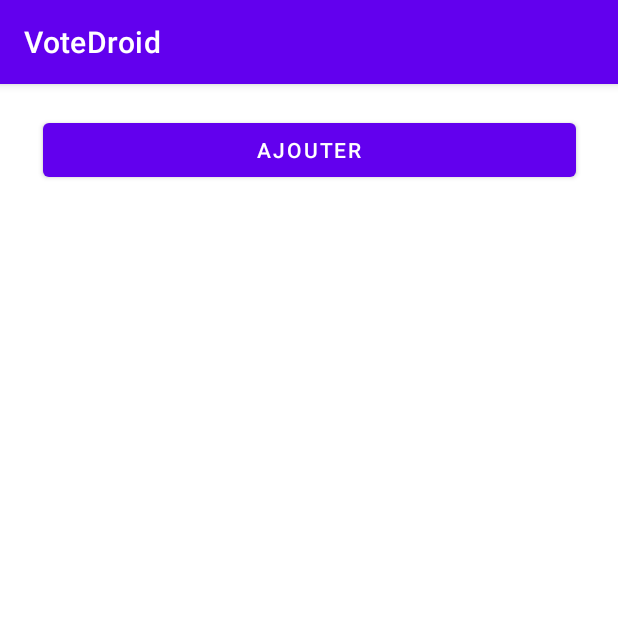
After one commit to greenwood0301/A20-4203N5-VotoDroid-Boisvert2, an Android app: the ListeActivity screen opened directly, with no data from a screen before it, on a phone screen of 412 x 824 dp, the top half of it. The commit adds this screen. Run offline under Robolectric (Android 15) with nearby library versions, the phone set to English and light mode, and no system bars.

Commit message:
RecyclerView
Début du RCV. (not working)

```diff
--- a/A204203N5VotoDroidBoisvert/app/build.gradle
+++ b/A204203N5VotoDroidBoisvert/app/build.gradle
@@ -5,6 +5,9 @@ plugins {
 android {
     compileSdkVersion 30
     buildToolsVersion "30.0.2"
+    viewBinding {
+        enabled = true
+    }
 
     defaultConfig {
         applicationId "org.boisvert"
@@ -33,6 +36,8 @@ dependencies {
     implementation 'androidx.appcompat:appcompat:1.2.0'
     implementation 'com.google.android.material:material:1.2.1'
     implementation 'androidx.constraintlayout:constraintlayout:2.0.4'
+    implementation 'androidx.recyclerview:recyclerview:1.1.0'
+
     testImplementation 'junit:junit:4.+'
     androidTestImplementation 'androidx.test.ext:junit:1.1.2'
     androidTestImplementation 'androidx.test.espresso:espresso-core:3.3.0'
--- a/A204203N5VotoDroidBoisvert/app/src/main/AndroidManifest.xml
+++ b/A204203N5VotoDroidBoisvert/app/src/main/AndroidManifest.xml
@@ -16,6 +16,10 @@
                 <category android:name="android.intent.category.LAUNCHER" />
             </intent-filter>
         </activity>
+        <activity android:name=".CreateActivity">
+        </activity>
+        <activity android:name=".ListeActivity">
+        </activity>
     </application>
 
 </manifest>
--- /dev/null
+++ b/A204203N5VotoDroidBoisvert/app/src/main/java/org/boisvert/Adapter.java
@@ -0,0 +1,60 @@
+package org.boisvert;
+
+import android.view.LayoutInflater;
+import android.view.View;
+import android.view.ViewGroup;
+import android.widget.TextView;
+
+import androidx.recyclerview.widget.RecyclerView;
+
+import org.boisvert.Modele.VDQuestion;
+
+import java.util.ArrayList;
+import java.util.List;
+
+public class Adapter extends RecyclerView.Adapter<Adapter.ViewHolder> {
+
+    public List<VDQuestion> list;
+
+    /**
+     * Provide a reference to the type of views that you are using
+     * (custom ViewHolder).
+     */
+    public static class ViewHolder extends RecyclerView.ViewHolder {
+        public TextView textView;
+        public ViewHolder(TextView v){
+            super(v);
+            textView = v;
+        }
+    }
+
+    public Adapter() {
+        list  = new ArrayList<>();
+    }
+
+    // Create new views (invoked by the layout manager)
+    @Override
+    public ViewHolder onCreateViewHolder(ViewGroup viewGroup, int viewType) {
+        // Create a new view, which defines the UI of the list item
+        TextView view = (TextView) LayoutInflater.from(viewGroup.getContext())
+                .inflate(R.layout.question_items, viewGroup, false);
+
+        return new ViewHolder(view);
+    }
+
+    // Replace the contents of a view (invoked by the layout manager)
+    @Override
+    public void onBindViewHolder(ViewHolder viewHolder, final int position) {
+
+        // Get element from your dataset at this position and replace the
+        // contents of the view with that element
+        VDQuestion q =list.get(position);
+        viewHolder.textView.setText(q.texte);
+    }
+
+    // Return the size of your dataset (invoked by the layout manager)
+    @Override
+    public int getItemCount() {
+        return list.size();
+    }
+}
--- /dev/null
+++ b/A204203N5VotoDroidBoisvert/app/src/main/java/org/boisvert/ListeActivity.java
@@ -0,0 +1,42 @@
+package org.boisvert;
+
+import android.os.Bundle;
+import android.view.View;
+
+import androidx.annotation.Nullable;
+import androidx.appcompat.app.AppCompatActivity;
+import androidx.recyclerview.widget.LinearLayoutManager;
+import androidx.recyclerview.widget.RecyclerView;
+
+import org.boisvert.Modele.VDQuestion;
+import org.boisvert.databinding.ActivityListeBinding;
+
+public class ListeActivity extends AppCompatActivity {
+    private ActivityListeBinding binding;
+    @Override
+    protected void onCreate(@Nullable Bundle savedInstanceState) {
+        super.onCreate(savedInstanceState);
+        binding = ActivityListeBinding.inflate(getLayoutInflater());
+        View view = binding.getRoot();
+        setContentView(view);
+        this.startRecyclerView();
+        this.FillRecycler();
+    }
+
+    private void FillRecycler()
+    {
+
+    }
+
+    private void startRecyclerView()
+    {
+        RecyclerView rec = binding.recyclerview;
+        rec.setHasFixedSize(true);
+
+        LinearLayoutManager LayoutManager = new LinearLayoutManager(this);
+        rec.setLayoutManager(LayoutManager);
+
+        Adapter adp = new Adapter();
+        rec.setAdapter(adp);
+    }
+}
--- /dev/null
+++ b/A204203N5VotoDroidBoisvert/app/src/main/res/layout/activity_liste.xml
@@ -0,0 +1,29 @@
+<?xml version="1.0" encoding="utf-8"?>
+<androidx.constraintlayout.widget.ConstraintLayout xmlns:android="http://schemas.android.com/apk/res/android"
+    xmlns:app="http://schemas.android.com/apk/res-auto"
+    xmlns:tools="http://schemas.android.com/tools"
+    android:layout_width="match_parent"
+    android:layout_height="match_parent"
+    tools:context=".ListeActivity">
+
+    <Button
+        android:id="@+id/pose"
+        android:layout_width="355dp"
+        android:layout_height="48dp"
+        android:layout_marginStart="20dp"
+        android:layout_marginTop="20dp"
+        android:layout_marginEnd="20dp"
+        android:text="AJOUTER"
+        app:layout_constraintEnd_toEndOf="parent"
+        app:layout_constraintStart_toStartOf="parent"
+        app:layout_constraintTop_toTopOf="parent" />
+
+    <androidx.recyclerview.widget.RecyclerView
+        android:id="@+id/recyclerview"
+        android:layout_width="wrap_content"
+        android:layout_height="wrap_content"
+        android:layout_marginStart="20dp"
+        android:layout_marginTop="20dp"
+        app:layout_constraintStart_toStartOf="parent"
+        app:layout_constraintTop_toBottomOf="@+id/pose" />
+</androidx.constraintlayout.widget.ConstraintLayout>
--- a/A204203N5VotoDroidBoisvert/app/src/main/res/layout/activity_main.xml
+++ b/A204203N5VotoDroidBoisvert/app/src/main/res/layout/activity_main.xml
@@ -7,11 +7,12 @@
     tools:context=".MainActivity">
 
     <Button
-        android:id="@+id/button"
+        android:id="@+id/addq"
         android:layout_width="359dp"
         android:layout_height="56dp"
         android:layout_marginStart="20dp"
         android:layout_marginTop="20dp"
+        android:background="@color/white"
         android:text="Ajouter"
         app:layout_constraintStart_toStartOf="parent"
         app:layout_constraintTop_toTopOf="parent" />
--- /dev/null
+++ b/A204203N5VotoDroidBoisvert/app/src/main/res/layout/question_items.xml
@@ -0,0 +1,6 @@
+<?xml version="1.0" encoding="utf-8"?>
+<androidx.appcompat.widget.LinearLayoutCompat xmlns:android="http://schemas.android.com/apk/res/android"
+    android:orientation="vertical" android:layout_width="match_parent"
+    android:layout_height="match_parent">
+
+</androidx.appcompat.widget.LinearLayoutCompat>
--- a/A204203N5VotoDroidBoisvert/app/src/main/res/values/strings.xml
+++ b/A204203N5VotoDroidBoisvert/app/src/main/res/values/strings.xml
@@ -1,3 +1,3 @@
 <resources>
-    <string name="app_name">A20-4203N5-VotoDroid-Boisvert</string>
+    <string name="app_name">VoteDroid</string>
 </resources>
```
Also changed, not shown: A204203N5VotoDroidBoisvert/app/src/main/java/org/boisvert/CreateActivity.java (+21 -1 lines), A204203N5VotoDroidBoisvert/app/src/main/java/org/boisvert/MainActivity.java (+18 -2 lines), A204203N5VotoDroidBoisvert/app/src/main/res/layout-land/activity_main.xml (added, +22 -0 lines), A204203N5VotoDroidBoisvert/app/src/main/res/layout/activity_create.xml (added, +49 -0 lines).
